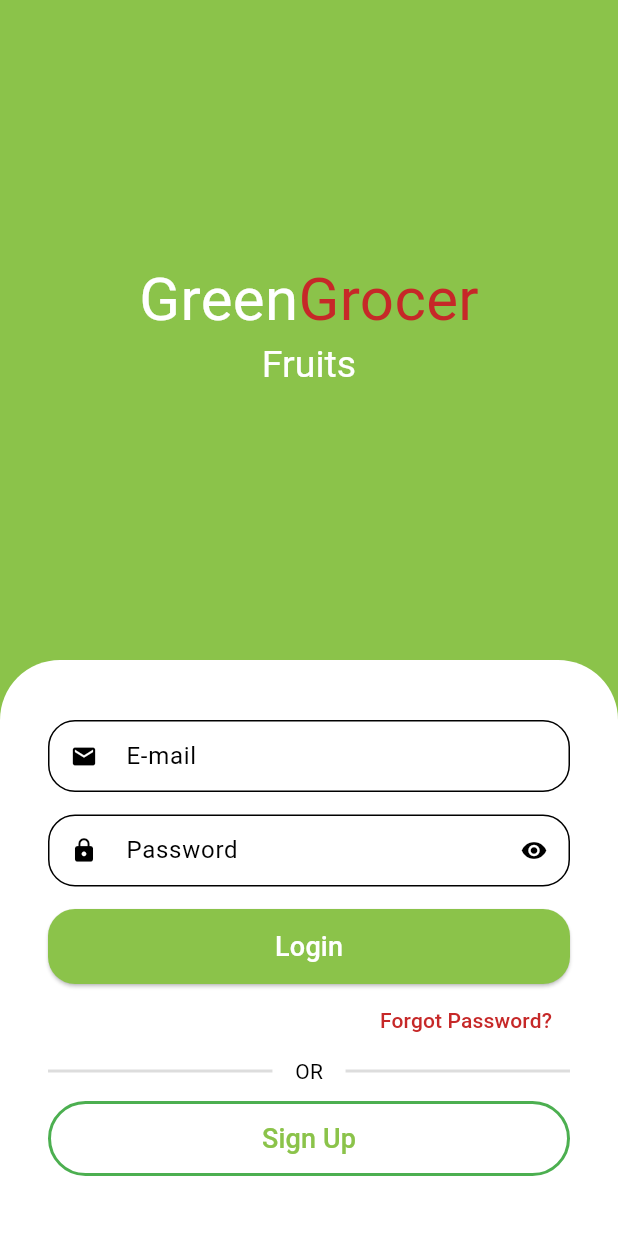
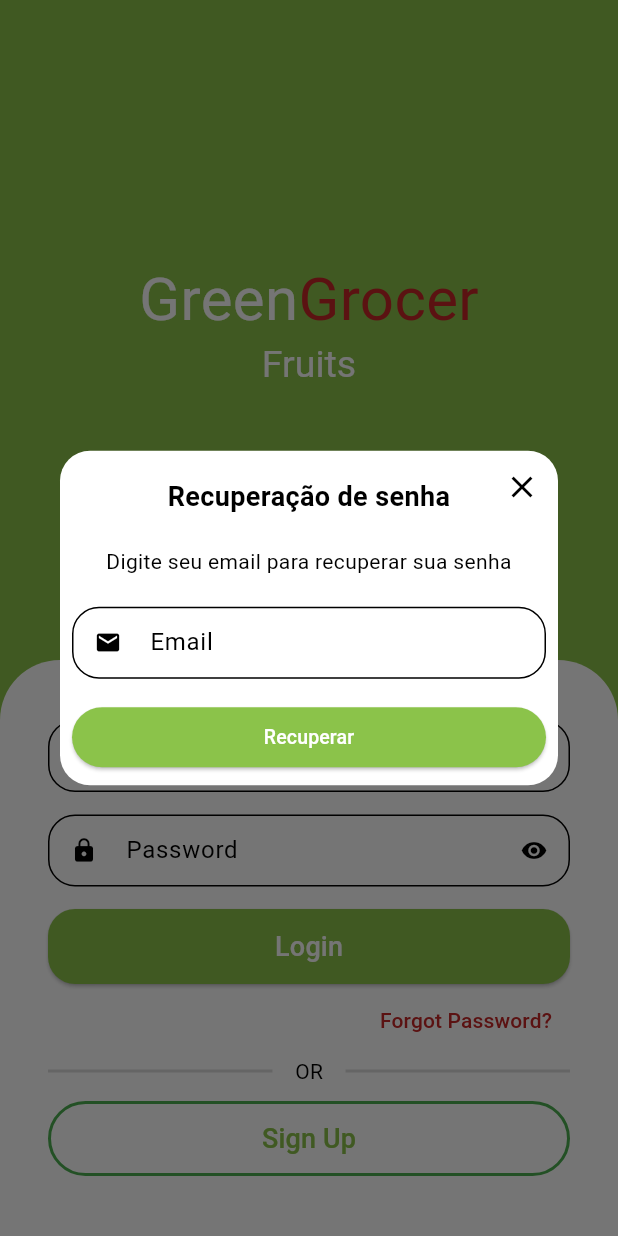
Before and after one commit to EnricoGollner/QuitandaGreenGrocer, a Flutter app: the screen it shows after launch, after a tap on "Forgot Password?", on a phone screen of 412 x 824 dp. Run offline on Flutter 3.47's test engine with Material 3 defaults, Android fonts, the light colour scheme and no system bars; drawn by our look-alikes of animated_text_kit; our stand-ins replace dio, flutter_secure_storage, fluttertoast, freezed_annotation, get, mask_text_input_formatter and 2 more; missing offline and left inert: add_to_cart_animation; generated files the repository leaves out were written again.

Commit message:
Forgot password screen and functionality

```diff
--- a/lib/src/constants/endpoints.dart
+++ b/lib/src/constants/endpoints.dart
@@ -4,4 +4,5 @@ abstract class Endpoints {
   static const String signIn = '$baseUrl/login';
   static const String signUp = '$baseUrl/signup';
   static const String validateToken = '$baseUrl/validate-token';
+  static const String ressetPassword = '$baseUrl/resset-password';
 }
--- a/lib/src/pages/auth/components/custom_text_field.dart
+++ b/lib/src/pages/auth/components/custom_text_field.dart
@@ -2,6 +2,7 @@ import 'package:flutter/material.dart';
 import 'package:flutter/services.dart';
 
 class CustomTextField extends StatefulWidget {
+  final GlobalKey<FormFieldState>? formFieldKey;
   final String? initialValue;
   final TextEditingController? controller;
   final void Function(String? value)? onSaved;
@@ -15,6 +16,7 @@ class CustomTextField extends StatefulWidget {
 
   const CustomTextField({
     super.key,
+    this.formFieldKey,
     this.controller,
     this.onSaved,
     this.initialValue,
@@ -46,6 +48,7 @@ class _CustomTextFieldState extends State<CustomTextField> {
     return Padding(
       padding: const EdgeInsets.only(bottom: 15),
       child: TextFormField(
+        key: widget.formFieldKey,
         onTapOutside: (_) => FocusManager.instance.primaryFocus?.unfocus(),
         controller: widget.controller,
         onSaved: widget.onSaved,
@@ -58,11 +61,10 @@ class _CustomTextFieldState extends State<CustomTextField> {
           prefixIcon: Icon(widget.icon),
           suffixIcon: widget.isSecret
               ? IconButton(
-                  onPressed: () {
-                    setState(() => _isVisible = !_isVisible);
-                  },
+                  onPressed: () => setState(() => _isVisible = !_isVisible),
                   icon: Icon(
-                      _isVisible ? Icons.visibility : Icons.visibility_off),
+                    _isVisible ? Icons.visibility : Icons.visibility_off,
+                  ),
                 )
               : null,
           labelText: widget.labelText,
--- a/lib/src/pages/auth/controllers/auth_controller.dart
+++ b/lib/src/pages/auth/controllers/auth_controller.dart
@@ -63,6 +63,12 @@ class AuthController extends GetxController {
     });
   }
 
+  Future<void> resetPassword(String email) async {
+    isLoading.value = true;
+    await _authRepository.resetPassword(email: email);
+    isLoading.value = false;
+  }
+
   Future<void> signOut() async {
     user = UserModel();
     await _localDataRepository.removeLocalData(key: StorageKeys.token);
--- a/lib/src/pages/auth/repositories/auth_repository.dart
+++ b/lib/src/pages/auth/repositories/auth_repository.dart
@@ -1,6 +1,7 @@
 import 'package:quitanda_app/src/constants/endpoints.dart';
 import 'package:quitanda_app/src/models/user_model.dart';
-import 'package:quitanda_app/src/pages/auth/repositories/auth_errors.dart'as auth_errors;
+import 'package:quitanda_app/src/pages/auth/repositories/auth_errors.dart'
+    as auth_errors;
 import 'package:quitanda_app/src/pages/auth/result/auth_result.dart';
 import 'package:quitanda_app/src/services/http_manager.dart';
 
@@ -9,12 +10,11 @@ class AuthRepository {
 
   Future<AuthResult> validateToken(String token) async {
     final Map result = await _httpManager.restRequest(
-      url: Endpoints.validateToken,
-      method: HTTPMethods.post,
-      headers: {
-        'X-Parse-Session-Token': token,
-      }
-    );
+        url: Endpoints.validateToken,
+        method: HTTPMethods.post,
+        headers: {
+          'X-Parse-Session-Token': token,
+        });
 
     return _handleResult(result);
   }
@@ -33,9 +33,7 @@ class AuthRepository {
     return _handleResult(result);
   }
 
-  Future<AuthResult> signUp({
-    required UserModel user
-  }) async {
+  Future<AuthResult> signUp({required UserModel user}) async {
     final Map result = await _httpManager.restRequest(
       url: Endpoints.signUp,
       method: HTTPMethods.post,
@@ -43,6 +41,14 @@ class AuthRepository {
     );
 
     return _handleResult(result);
+  }
+
+  Future<void> resetPassword({required String email}) async {
+    await _httpManager.restRequest(
+      url: Endpoints.ressetPassword,
+      method: HTTPMethods.post,
+      body: {'email': email},
+    );
   }
 
   AuthResult _handleResult(Map result) {
--- /dev/null
+++ b/lib/src/pages/auth/screens/components/forget_password_dialog.dart
@@ -0,0 +1,105 @@
+import 'package:flutter/material.dart';
+import 'package:get/get.dart';
+import 'package:get/get_core/src/get_main.dart';
+import 'package:quitanda_app/src/core/utils/validators.dart';
+import 'package:quitanda_app/src/pages/auth/components/custom_text_field.dart';
+import 'package:quitanda_app/src/pages/auth/controllers/auth_controller.dart';
+
+class ForgotPasswordDialog extends StatelessWidget {
+  final _emailController = TextEditingController();
+
+  ForgotPasswordDialog({
+    required String email,
+    super.key,
+  }) {
+    _emailController.text = email;
+  }
+
+  final GlobalKey<FormFieldState> _formFieldKey = GlobalKey<FormFieldState>();
+
+  @override
+  Widget build(BuildContext context) {
+    return Dialog(
+      shape: RoundedRectangleBorder(
+        borderRadius: BorderRadius.circular(20),
+      ),
+      child: Stack(
+        alignment: Alignment.center,
+        children: [
+          // Conteúdo
+          Padding(
+            padding: const EdgeInsets.all(8.0),
+            child: Column(
+              crossAxisAlignment: CrossAxisAlignment.stretch,
+              mainAxisSize: MainAxisSize.min,
+              children: [
+                // Titulo
+                const Padding(
+                  padding: EdgeInsets.symmetric(vertical: 10),
+                  child: Text(
+                    'Recuperação de senha',
+                    textAlign: TextAlign.center,
+                    style: TextStyle(
+                      fontWeight: FontWeight.bold,
+                      fontSize: 18,
+                    ),
+                  ),
+                ),
+
+                // Descrição
+                const Padding(
+                  padding: EdgeInsets.only(
+                    top: 10,
+                    bottom: 20,
+                  ),
+                  child: Text(
+                    'Digite seu email para recuperar sua senha',
+                    textAlign: TextAlign.center,
+                    style: TextStyle(),
+                  ),
+                ),
+
+                // Campo de email
+                CustomTextField(
+                  formFieldKey: _formFieldKey,
+                  controller: _emailController,
+                  icon: Icons.email,
+                  labelText: 'Email',
+                  validator: Validators.isEmail,
+                ),
+
+                // Confirmar
+                ElevatedButton(
+                  onPressed: () async {
+                    if (_formFieldKey.currentState!.validate()) {
+                      await Get.find<AuthController>().resetPassword(_emailController.text);
+                      Get.back(result: true);
+                    }
+                  },
+                  child: const Text(
+                    'Recuperar',
+                    style: TextStyle(
+                      fontSize: 13,
+                    ),
+                  ),
+                ),
+              ],
+            ),
+          ),
+
+          // Botão para fechar
+          Positioned(
+            top: 0,
+            right: 0,
+            child: IconButton(
+              onPressed: () {
+                Navigator.of(context).pop();
+              },
+              icon: const Icon(Icons.close),
+            ),
+          ),
+        ],
+      ),
+    );
+  }
+}
--- a/lib/src/pages/auth/screens/sign_in_screen.dart
+++ b/lib/src/pages/auth/screens/sign_in_screen.dart
@@ -2,10 +2,12 @@ import 'package:animated_text_kit/animated_text_kit.dart';
 import 'package:flutter/material.dart';
 import 'package:get/get.dart';
 import 'package:quitanda_app/src/core/pages_routes/app_pages.dart';
+import 'package:quitanda_app/src/core/utils/toast_util.dart';
 import 'package:quitanda_app/src/core/utils/validators.dart';
 import 'package:quitanda_app/src/pages/auth/components/custom_text_field.dart';
 import 'package:quitanda_app/src/core/theme/colors.dart';
 import 'package:quitanda_app/src/pages/auth/controllers/auth_controller.dart';
+import 'package:quitanda_app/src/pages/auth/screens/components/forget_password_dialog.dart';
 import 'package:quitanda_app/src/pages/home/components/app_name_widget.dart';
 
 class SignInScreen extends StatelessWidget {
@@ -77,8 +79,7 @@ class SignInScreen extends StatelessWidget {
                           controller: _emailController,
                           icon: Icons.email,
                           labelText: 'E-mail',
-                        validator: Validators.isEmail
-                      ),
+                          validator: Validators.isEmail),
                       CustomTextField(
                         controller: _passwordController,
                         icon: Icons.lock,
@@ -96,14 +97,22 @@ class SignInScreen extends StatelessWidget {
                                   borderRadius: BorderRadius.circular(18),
                                 ),
                               ),
-                              onPressed: authController.isLoading.value ? null : () async {
+                              onPressed: authController.isLoading.value
+                                  ? null
+                                  : () async {
                                       if (_formKey.currentState!.validate()) {
-                                  await authController.signIn(email: _emailController.text, password: _passwordController.text);
+                                        await authController.signIn(
+                                            email: _emailController.text,
+                                            password: _passwordController.text);
                                       }
                                     },
-                              child: authController.isLoading.value ? const CircularProgressIndicator(color: Colors.white) : const Text(
+                              child: authController.isLoading.value
+                                  ? const CircularProgressIndicator(
+                                      color: Colors.white)
+                                  : const Text(
                                       'Login',
-                                style: TextStyle(fontSize: 18, color: Colors.white),
+                                      style: TextStyle(
+                                          fontSize: 18, color: Colors.white),
                                     ),
                             );
                           },
@@ -112,7 +121,18 @@ class SignInScreen extends StatelessWidget {
                       Align(
                         alignment: Alignment.centerRight,
                         child: TextButton(
-                          onPressed: () {},
+                          onPressed: () async {
+                            final bool? result = await showDialog(
+                              context: context,
+                              builder: (context) => ForgotPasswordDialog(
+                                email: _emailController.text,
+                              ),
+                            );
+
+                            if (result ?? false) {
+                              FlutterToastUtil.show(message: 'Um link de recuperação foi enviado para o seu email.');
+                            }
+                          },
                           child: Text(
                             'Forgot Password?',
                             style: TextStyle(
--- a/lib/src/pages/auth/screens/sign_up_screen.dart
+++ b/lib/src/pages/auth/screens/sign_up_screen.dart
@@ -1,11 +1,9 @@
 import 'package:flutter/material.dart';
 import 'package:flutter/services.dart';
-import 'package:get/get.dart';
 import 'package:mask_text_input_formatter/mask_text_input_formatter.dart';
 import 'package:quitanda_app/src/core/utils/validators.dart';
 import 'package:quitanda_app/src/pages/auth/components/custom_text_field.dart';
 import 'package:quitanda_app/src/core/theme/colors.dart';
-import 'package:quitanda_app/src/pages/auth/controllers/auth_controller.dart';
 
 class SignUpScreen extends StatelessWidget {
   SignUpScreen({super.key});
@@ -21,7 +19,6 @@ class SignUpScreen extends StatelessWidget {
   );
 
   final GlobalKey<FormState> _formKey = GlobalKey<FormState>();
-  final AuthController _authController = Get.find<AuthController>();
 
   @override
   Widget build(BuildContext context) {
```
Lines whose indentation alone changed are shown as unchanged.
